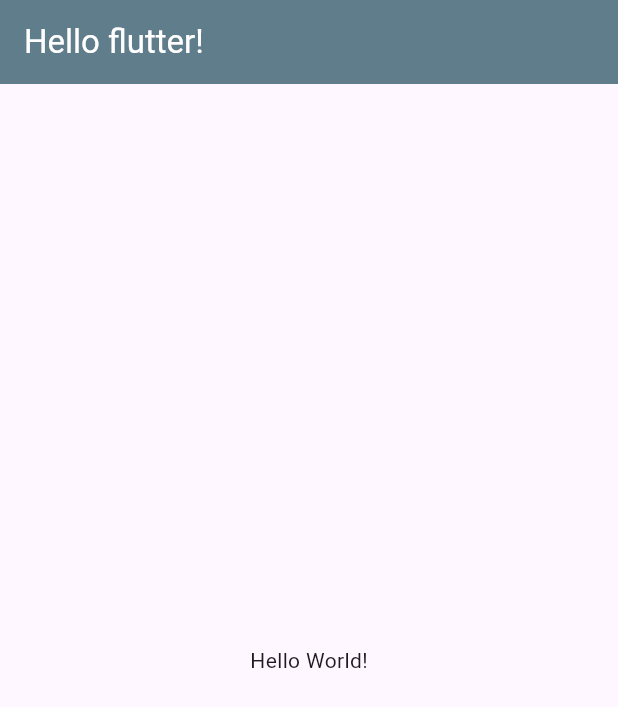
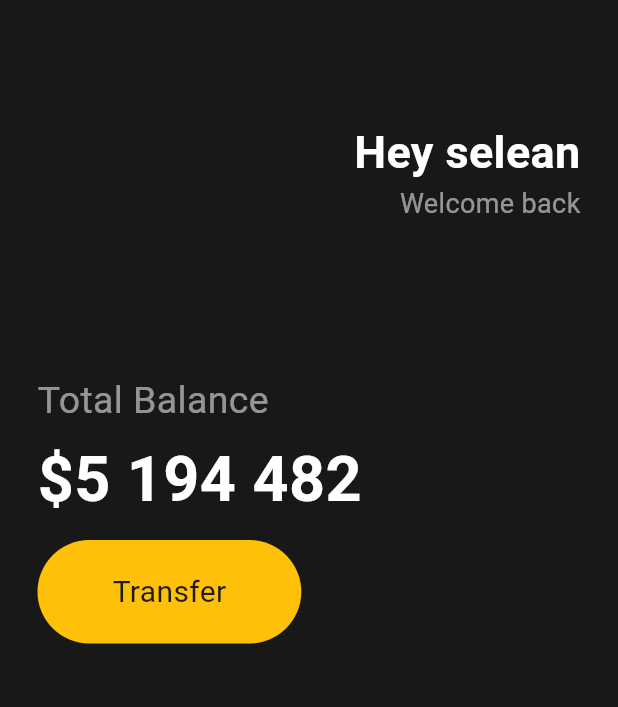
Before and after one commit to Songjy92/nomad_toonflix, a Flutter app: the screen it shows after launch, on a phone screen of 412 x 824 dp. Shown: the top 707 px of the screen. Run offline on Flutter 3.47's test engine with Material 3 defaults, Android fonts, the phone set to English and light mode, and no system bars.

Commit message:
0109 widget UI

```diff
--- a/analysis_options.yaml
+++ b/analysis_options.yaml
@@ -10,19 +10,20 @@
 include: package:flutter_lints/flutter.yaml
 
 linter:
-  # The lint rules applied to this project can be customized in the
-  # section below to disable rules from the `package:flutter_lints/flutter.yaml`
-  # included above or to enable additional rules. A list of all available lints
-  # and their documentation is published at https://dart.dev/lints.
-  #
-  # Instead of disabling a lint rule for the entire project in the
-  # section below, it can also be suppressed for a single line of code
-  # or a specific dart file by using the `// ignore: name_of_lint` and
-  # `// ignore_for_file: name_of_lint` syntax on the line or in the file
-  # producing the lint.
-  rules:
+    # The lint rules applied to this project can be customized in the
+    # section below to disable rules from the `package:flutter_lints/flutter.yaml`
+    # included above or to enable additional rules. A list of all available lints
+    # and their documentation is published at https://dart.dev/lints.
+    #
+    # Instead of disabling a lint rule for the entire project in the
+    # section below, it can also be suppressed for a single line of code
+    # or a specific dart file by using the `// ignore: name_of_lint` and
+    # `// ignore_for_file: name_of_lint` syntax on the line or in the file
+    # producing the lint.
+rules:
+prefer_const_constructors:
+    true
     # avoid_print: false  # Uncomment to disable the `avoid_print` rule
     # prefer_single_quotes: true  # Uncomment to enable the `prefer_single_quotes` rule
-
 # Additional information about this file can be found at
 # https://dart.dev/guides/language/analysis-options
--- a/lib/main.dart
+++ b/lib/main.dart
@@ -5,7 +5,7 @@ void main() {
 }
 
 class MyApp extends StatelessWidget {
-  const MyApp({Key? key}) : super(key: key);
+  const MyApp({super.key});
 
   @override
   Widget build(BuildContext context) {
@@ -15,13 +15,76 @@ class MyApp extends StatelessWidget {
           primarySwatch: Colors.blue,
         ),
         home: Scaffold(
-          appBar: AppBar(
-              title: const Text('Hello flutter!',
-                  style: TextStyle(color: Colors.white)),
-              backgroundColor: Colors.blueGrey),
-          body: Center(
-            child: Text('Hello World!'),
+            backgroundColor: Color(0xFF181818),
+            body: Padding(
+                padding: EdgeInsets.symmetric(horizontal: 25),
+                child: Column(
+                  crossAxisAlignment: CrossAxisAlignment.start,
+                  children: [
+                    SizedBox(
+                      height: 80,
+                    ),
+                    Row(
+                      mainAxisAlignment: MainAxisAlignment.end,
+                      children: [
+                        Column(
+                          crossAxisAlignment: CrossAxisAlignment.end,
+                          children: [
+                            Text(
+                              'Hey selean',
+                              style: TextStyle(
+                                  color: Colors.white,
+                                  fontSize: 30,
+                                  fontWeight: FontWeight.w700),
+                            ),
+                            Text(
+                              'Welcome back',
+                              style: TextStyle(
+                                  color: Colors.white54, fontSize: 18),
+                            ),
+                          ],
+                        )
+                      ],
+                    ),
+                    SizedBox(
+                      height: 100,
+                    ),
+                    Text('Total Balance',
+                        style: TextStyle(
+                          color: Colors.white54,
+                          fontSize: 25,
                         )),
-    );
+                    SizedBox(
+                      height: 5,
+                    ),
+                    Text('\$5 194 482',
+                        style: TextStyle(
+                            color: Colors.white,
+                            fontSize: 42,
+                            fontWeight: FontWeight.w700)),
+                    SizedBox(
+                      height: 10,
+                    ),
+                    Row(
+                      children: [
+                        Container(
+                          decoration: BoxDecoration(
+                              color: Colors.amber,
+                              borderRadius: BorderRadius.circular(45)),
+                          child: Padding(
+                            padding: EdgeInsets.symmetric(
+                              vertical: 20,
+                              horizontal: 50,
+                            ),
+                            child: Text(
+                              'Transfer',
+                              style: TextStyle(fontSize: 20),
+                            ),
+                          ),
+                        )
+                      ],
+                    )
+                  ],
+                ))));
   }
 }
```
Lines whose indentation alone changed are shown as unchanged.
